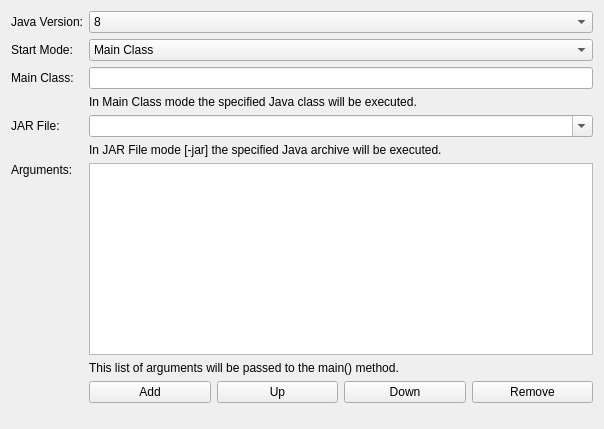
Qt form src/brickv/plugin_system/plugins/red/ui/new_program_java.ui (Tinkerforge/brickv) before a commit.
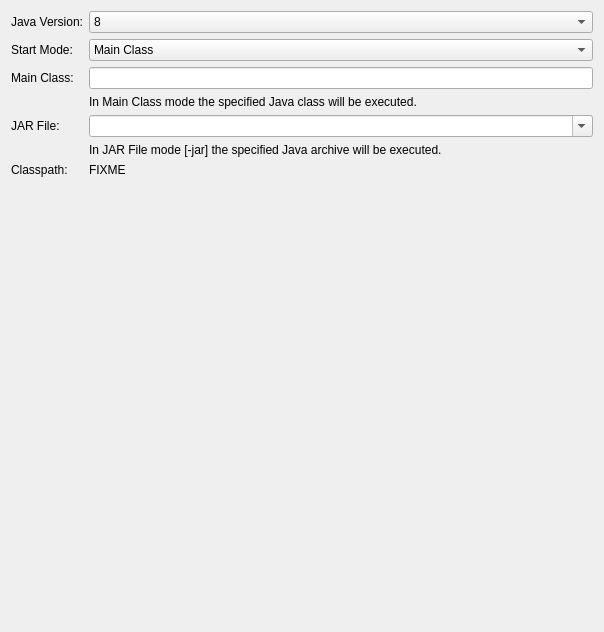
The same form after that commit.

Commit message: red-brick/npw: Move arguments to a new page

```diff
--- a/src/brickv/plugin_system/plugins/red/ui/new_program_java.ui
+++ b/src/brickv/plugin_system/plugins/red/ui/new_program_java.ui
@@ -7,7 +7,7 @@
     <x>0</x>
     <y>0</y>
     <width>604</width>
-    <height>429</height>
+    <height>632</height>
    </rect>
   </property>
   <property name="windowTitle">
@@ -23,7 +23,7 @@
        </property>
       </widget>
      </item>
-     <item row="0" column="1" colspan="4">
+     <item row="0" column="1" colspan="2">
       <widget class="QComboBox" name="combo_version">
        <property name="sizePolicy">
         <sizepolicy hsizetype="Preferred" vsizetype="Fixed">
@@ -45,10 +45,10 @@
        </property>
       </widget>
      </item>
-     <item row="2" column="1" colspan="4">
+     <item row="2" column="1" colspan="2">
       <widget class="QLineEdit" name="edit_main_class"/>
      </item>
-     <item row="1" column="1" colspan="4">
+     <item row="1" column="1" colspan="2">
       <widget class="QComboBox" name="combo_start_mode">
        <item>
         <property name="text">
@@ -76,7 +76,7 @@
        </property>
       </widget>
      </item>
-     <item row="5" column="1" colspan="4">
+     <item row="5" column="1" colspan="2">
       <widget class="QLabel" name="label_jar_file_help">
        <property name="text">
         <string>In JAR File mode [-jar] the specified Java archive will be executed.</string>
@@ -86,7 +86,7 @@
        </property>
       </widget>
      </item>
-     <item row="3" column="1" colspan="4">
+     <item row="3" column="1" colspan="2">
       <widget class="QLabel" name="label_main_class_help">
        <property name="text">
         <string>In Main Class mode the specified Java class will be executed.</string>
@@ -96,58 +96,7 @@
        </property>
       </widget>
      </item>
-     <item row="6" column="1" colspan="4">
-      <widget class="QListWidget" name="list_arguments"/>
-     </item>
-     <item row="6" column="0">
-      <widget class="QLabel" name="label_2">
-       <property name="text">
-        <string>Arguments:</string>
-       </property>
-       <property name="alignment">
-        <set>Qt::AlignLeading|Qt::AlignLeft|Qt::AlignTop</set>
-       </property>
-      </widget>
-     </item>
-     <item row="8" column="1">
-      <widget class="QPushButton" name="button_add_argument">
-       <property name="text">
-        <string>Add</string>
-       </property>
-      </widget>
-     </item>
-     <item row="8" column="4">
-      <widget class="QPushButton" name="button_remove_argument">
-       <property name="text">
-        <string>Remove</string>
-       </property>
-      </widget>
-     </item>
-     <item row="7" column="1" colspan="4">
-      <widget class="QLabel" name="label_4">
-       <property name="text">
-        <string>This list of arguments will be passed to the main() method.</string>
-       </property>
-       <property name="wordWrap">
-        <bool>true</bool>
-       </property>
-      </widget>
-     </item>
-     <item row="8" column="3">
-      <widget class="QPushButton" name="button_down_argument">
-       <property name="text">
-        <string>Down</string>
-       </property>
-      </widget>
-     </item>
-     <item row="8" column="2">
-      <widget class="QPushButton" name="button_up_argument">
-       <property name="text">
-        <string>Up</string>
-       </property>
-      </widget>
-     </item>
-     <item row="4" column="1" colspan="4">
+     <item row="4" column="1" colspan="2">
       <widget class="QComboBox" name="combo_jar_file">
        <property name="editable">
         <bool>true</bool>
@@ -157,6 +106,20 @@
        </property>
       </widget>
      </item>
+     <item row="6" column="0">
+      <widget class="QLabel" name="label_5">
+       <property name="text">
+        <string>Classpath:</string>
+       </property>
+      </widget>
+     </item>
+     <item row="6" column="1" colspan="2">
+      <widget class="QLabel" name="label_6">
+       <property name="text">
+        <string>FIXME</string>
+       </property>
+      </widget>
+     </item>
     </layout>
    </item>
    <item>
```
Left out of the diff: 5 changed lines with no effect on the pictures. The commit also changes 8 other files.
